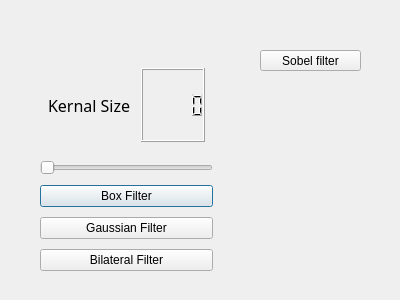
Above: hw3.ui from StevenLCY/Digital-Image-Processing before the change. Below: the same form after it.
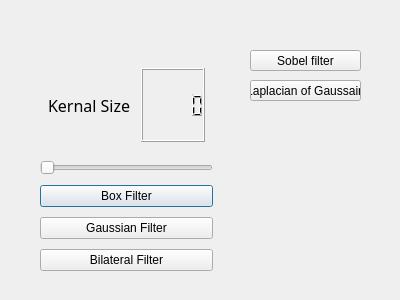
That is the form after the change.

```diff
--- a/hw3.ui
+++ b/hw3.ui
@@ -119,9 +119,9 @@
   <widget class="QPushButton" name="sobelFilter">
    <property name="geometry">
     <rect>
-     <x>260</x>
+     <x>250</x>
      <y>50</y>
-     <width>101</width>
+     <width>111</width>
      <height>21</height>
     </rect>
    </property>
@@ -129,6 +129,19 @@
     <string>Sobel filter</string>
    </property>
   </widget>
+  <widget class="QPushButton" name="LoG">
+   <property name="geometry">
+    <rect>
+     <x>250</x>
+     <y>80</y>
+     <width>111</width>
+     <height>21</height>
+    </rect>
+   </property>
+   <property name="text">
+    <string>Laplacian of Gaussain</string>
+   </property>
+  </widget>
  </widget>
  <resources/>
  <connections>
```
